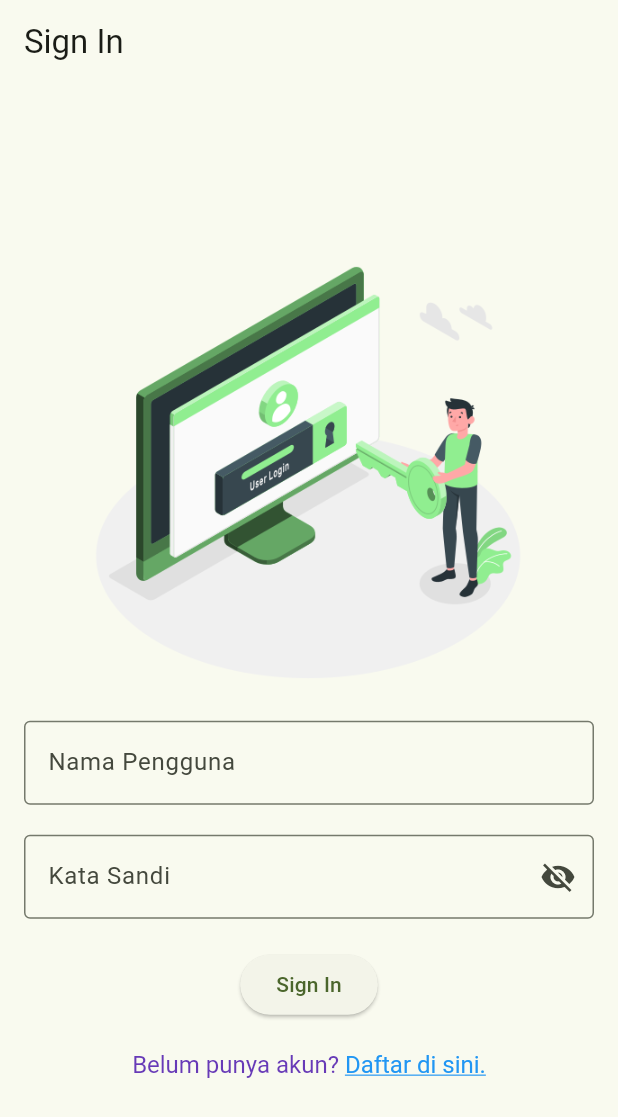
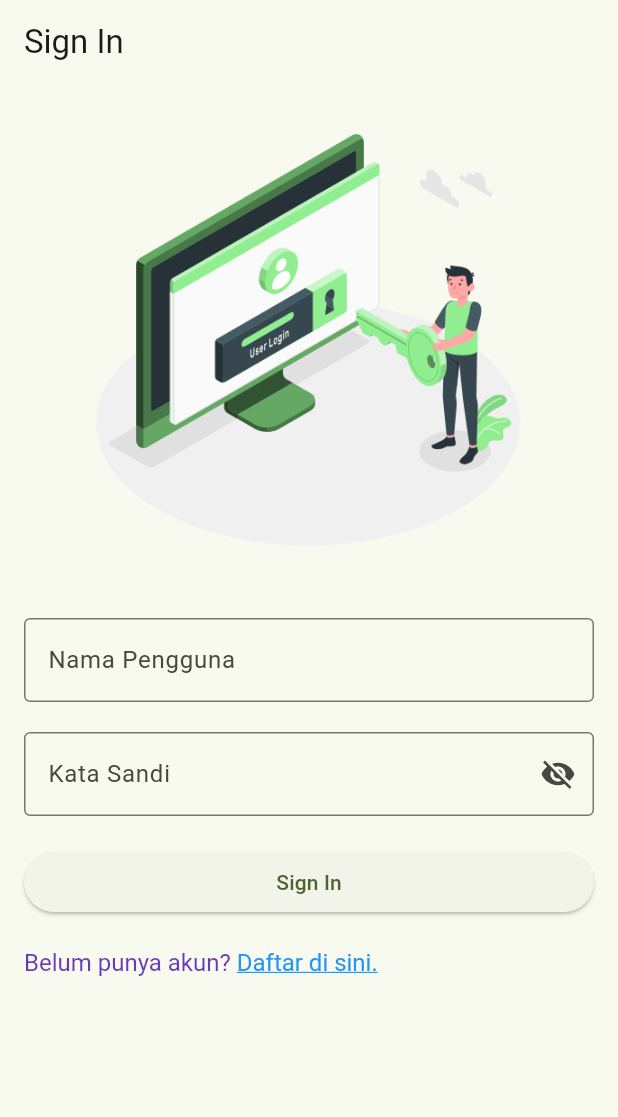
Before and after one commit to rerenn3/wisata_zoopedia-main, a Flutter app: the screen it shows after launch, item 4 of the bottom bar chosen, after a tap on "Sign In", on a phone screen of 412 x 824 dp. Shown: the top 1117 px of the screen. Run offline on Flutter 3.47's test engine with Material 3 defaults, Android fonts, the phone set to English and light mode, and no system bars; our stand-ins replace cached_network_image, shared_preferences; missing offline and left inert: encrypt.

Commit message:
sebelum mencoba kode
.

```diff
--- a/lib/main.dart
+++ b/lib/main.dart
@@ -20,6 +20,7 @@ class MyApp extends StatelessWidget {
   @override
   Widget build(BuildContext context) {
     return MaterialApp(
+      debugShowCheckedModeBanner: false,
       title: 'Wisata Zoopedia',
       theme: ThemeData(
 
@@ -97,14 +98,6 @@ class  _MainScreenState extends State<MainScreen> {
                 icon: Icon(Icons.person, color: Colors.lightGreen,),
                 label: 'Profile',
               ),
-      // BottomNavigationBarItem(
-      //   icon: Icon(Icons.person, color: Colors.lightGreen),
-      //   label: 'Sign In',
-      // ),
-      // BottomNavigationBarItem(
-      //     icon: Icon(Icons.person_add, color: Colors.lightGreen),
-      //     label: 'Sign Up',
-      // ),
             ],
             onTap: (index) {
               setState(() {
--- a/lib/screens/detail_screens.dart
+++ b/lib/screens/detail_screens.dart
@@ -232,7 +232,10 @@ class _DetailScreenState extends State<DetailScreen> {
                   const SizedBox(
                     height: 16,
                   ),
-                  Text(widget.zoo.deskripsi),
+                  SingleChildScrollView(
+                    child: Text(
+                        widget.zoo.deskripsi),
+                  )
                 ],
               ),
             ),
--- a/lib/screens/profile_screen.dart
+++ b/lib/screens/profile_screen.dart
@@ -20,7 +20,8 @@ class _ProfileScreenState extends State<ProfileScreen> {
   void signIn() async {
     SharedPreferences prefs = await SharedPreferences.getInstance();
     String username = prefs.getString('username') ?? '';
-    String storedFullName = prefs.getString('fullName') ?? ''; // Ambil nama lengkap dari SharedPreferences
+    String storedFullName = prefs.getString('fullName') ??
+        ''; // Ambil nama lengkap dari SharedPreferences
 
     if (username.isNotEmpty) {
       setState(() {
@@ -30,7 +31,9 @@ class _ProfileScreenState extends State<ProfileScreen> {
       });
     }
     // Lakukan operasi logout dan navigasi kembali ke halaman sign-in
-    Navigator.pushReplacementNamed(context, '/sign_in');
+    if (mounted) {
+      Navigator.pushReplacementNamed(context, '/sign_in');
+    }
   }
 
   void signOut() async {
@@ -130,7 +133,7 @@ class _ProfileScreenState extends State<ProfileScreen> {
                   Icons.person,
                   fullName,
                   isEditable: isSignedIn,
-                  iconColor: Colors.black,
+                  iconColor: Colors.pink,
                 ),
                 buildProfileInfo(
                   'Favorite',
--- a/lib/screens/sign_in_screen.dart
+++ b/lib/screens/sign_in_screen.dart
@@ -18,9 +18,6 @@ class _SignInScreenState extends State<SignInScreen> {
   String _errorText = '';
   bool _isSignedIn = false;
   bool _obscurePassword = true;
-
-  // // Menambahkan variabel decryptedFullName
-  // String _decryptedFullName = '';
 
   // Menambahkan variabel decryptedFullName
   String _decryptedUsername = '';
@@ -106,20 +103,23 @@ class _SignInScreenState extends State<SignInScreen> {
       appBar: AppBar(
         title: Text('Sign In'),
       ),
-      body: Center(
-        child: SingleChildScrollView(
+      body: SingleChildScrollView(
         child: Padding(
           padding: const EdgeInsets.all(16),
-            child: Form(
           child: Column(
             mainAxisAlignment: MainAxisAlignment.center,
-                crossAxisAlignment: CrossAxisAlignment.center,
+            crossAxisAlignment: CrossAxisAlignment.stretch,
             children: [
-                  Image.asset(
-                    'images/Login-amico.png',
+              Container(
                 height: 300,
+                decoration: BoxDecoration(
+                  image: DecorationImage(
+                    image: AssetImage('images/Login-amico.png'),
+                    fit: BoxFit.contain,
                   ),
-                  SizedBox(height: 20),
+                ),
+              ),
+              SizedBox(height: 40),
               TextFormField(
                 controller: _usernameController,
                 decoration: InputDecoration(
@@ -180,8 +180,6 @@ class _SignInScreenState extends State<SignInScreen> {
           ),
         ),
       ),
-        ),
-      ),
     );
   }
 }
```
Also changed, not shown: lib/screens/favorite_screen.dart (line endings or trailing spaces). Lines whose indentation alone changed are shown as unchanged.
